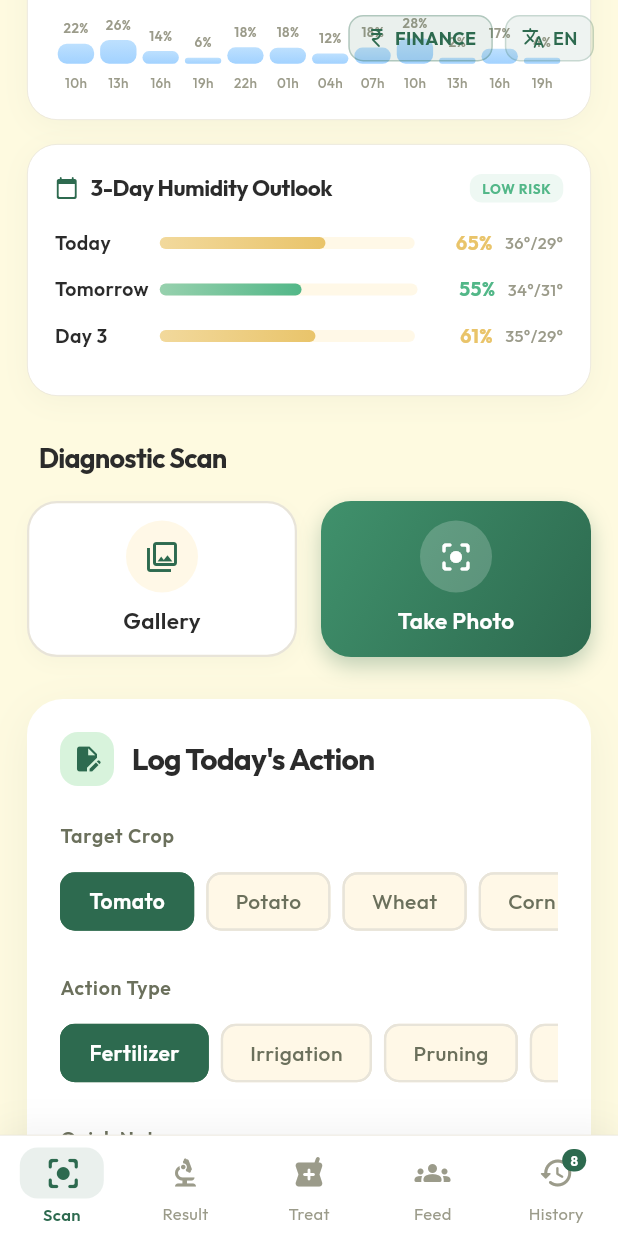
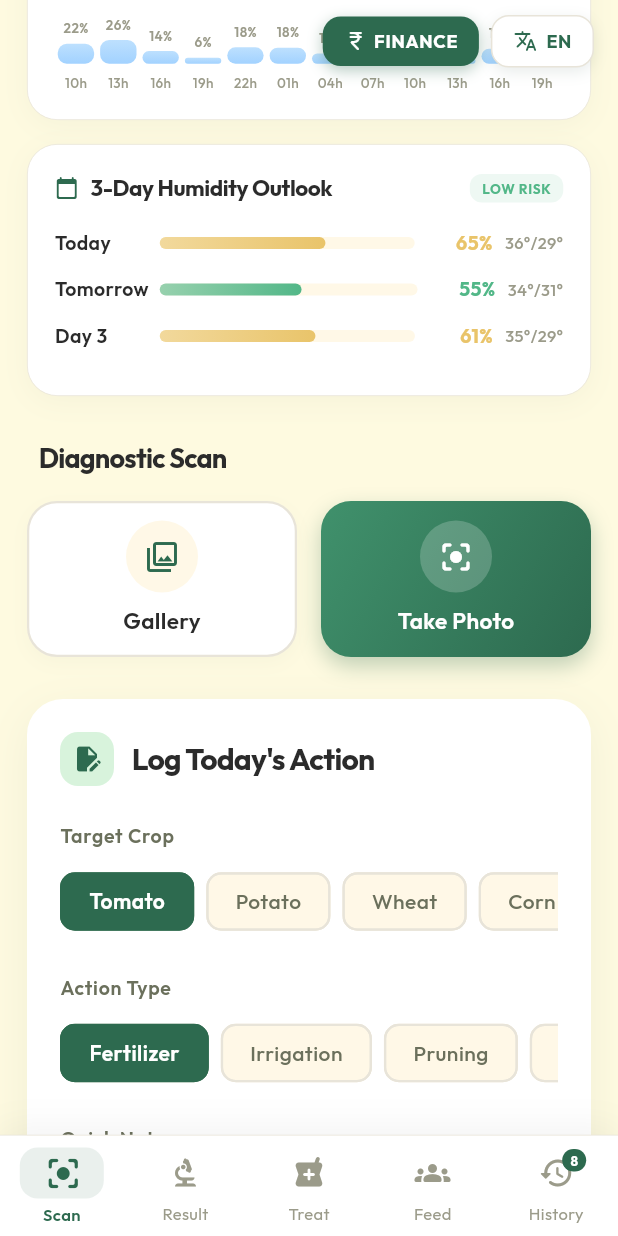
Before and after one commit to jjf2009/gdg_hackathon, a Flutter app: the CropDocShell screen opened directly with empty values, scrolled down 576 dp, on a phone screen of 412 x 824 dp. Run offline on Flutter 3.47's test engine with Material 3 defaults, Android fonts, the phone set to English and light mode, and no system bars; drawn by our look-alikes of flutter_animate; our stand-ins replace flutter_tts, geocoding, geolocator, google_fonts, image_picker; missing offline and left inert: tflite_flutter; network calls fail.

Commit message:
fixed the top buttons

```diff
--- a/lib/main.dart
+++ b/lib/main.dart
@@ -135,25 +135,30 @@ class _CropDocShellState extends State<CropDocShell> {
                         GestureDetector(
                           onTap: () => AdvisorSheet.show(context),
                           child: Container(
-                            padding: const EdgeInsets.symmetric(horizontal: 10, vertical: 6),
+                            padding: const EdgeInsets.symmetric(horizontal: 14, vertical: 8),
                             decoration: BoxDecoration(
-                              color: CropDocColors.primary.withValues(alpha: 0.1),
-                              borderRadius: BorderRadius.circular(10),
-                              border: Border.all(
-                                color: CropDocColors.primary.withValues(alpha: 0.3),
-                              ),
+                              color: CropDocColors.primary,
+                              borderRadius: BorderRadius.circular(12),
+                              boxShadow: [
+                                BoxShadow(
+                                  color: CropDocColors.primary.withValues(alpha: 0.35),
+                                  blurRadius: 8,
+                                  offset: const Offset(0, 3),
+                                ),
+                              ],
                             ),
                             child: Row(
                               mainAxisSize: MainAxisSize.min,
                               children: [
-                                const Icon(Icons.currency_rupee_rounded, size: 16, color: CropDocColors.primary),
+                                const Icon(Icons.currency_rupee_rounded, size: 16, color: Colors.white),
                                 const SizedBox(width: 4),
                                 Text(
                                   'FINANCE',
                                   style: GoogleFonts.outfit(
                                     fontSize: 12,
                                     fontWeight: FontWeight.w700,
-                                    color: CropDocColors.primary,
+                                    color: Colors.white,
+                                    letterSpacing: 0.5,
                                   ),
                                 ),
                               ],
@@ -165,24 +170,31 @@ class _CropDocShellState extends State<CropDocShell> {
                         GestureDetector(
                           onTap: _showLanguagePicker,
                           child: Container(
-                            padding: const EdgeInsets.symmetric(horizontal: 10, vertical: 6),
+                            padding: const EdgeInsets.symmetric(horizontal: 14, vertical: 8),
                             decoration: BoxDecoration(
-                              color: CropDocColors.primary.withValues(alpha: 0.08),
-                              borderRadius: BorderRadius.circular(10),
-                              border: Border.all(
-                                color: CropDocColors.primary.withValues(alpha: 0.2),
-                              ),
+                              color: Colors.white,
+                              borderRadius: BorderRadius.circular(12),
+                              boxShadow: [
+                                BoxShadow(
+                                  color: CropDocColors.primaryDark.withValues(alpha: 0.1),
+                                  blurRadius: 8,
+                                  offset: const Offset(0, 3),
+                                ),
+                              ],
+                              border: Border.all(color: CropDocColors.divider, width: 1),
                             ),
                             child: Row(
                               mainAxisSize: MainAxisSize.min,
                               children: [
-                                const Icon(Icons.translate_rounded, size: 16,
-                                  color: CropDocColors.primary),
-                                const SizedBox(width: 5),
+                                const Icon(Icons.translate_rounded, size: 16, color: CropDocColors.primary),
+                                const SizedBox(width: 6),
                                 Text(
                                   _language.toUpperCase(),
-                                  style: GoogleFonts.outfit(fontSize: 12, fontWeight: FontWeight.w600,
-                                    color: CropDocColors.primary),
+                                  style: GoogleFonts.outfit(
+                                    fontSize: 12,
+                                    fontWeight: FontWeight.w700,
+                                    color: CropDocColors.primary,
+                                  ),
                                 ),
                               ],
                             ),
```
